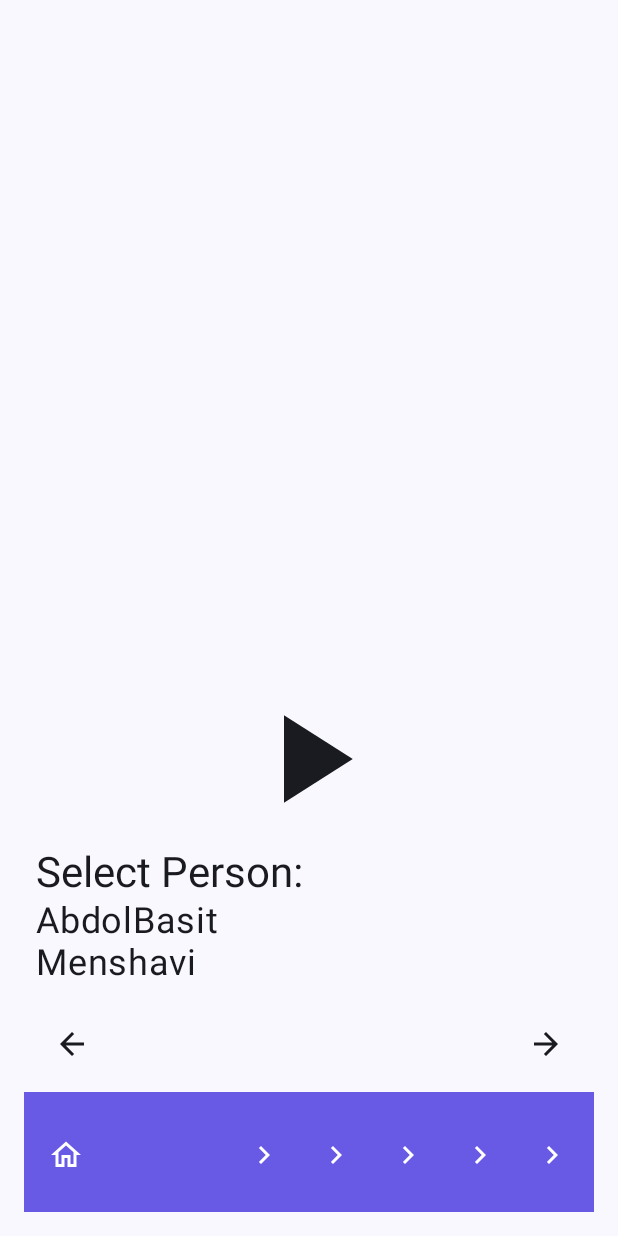
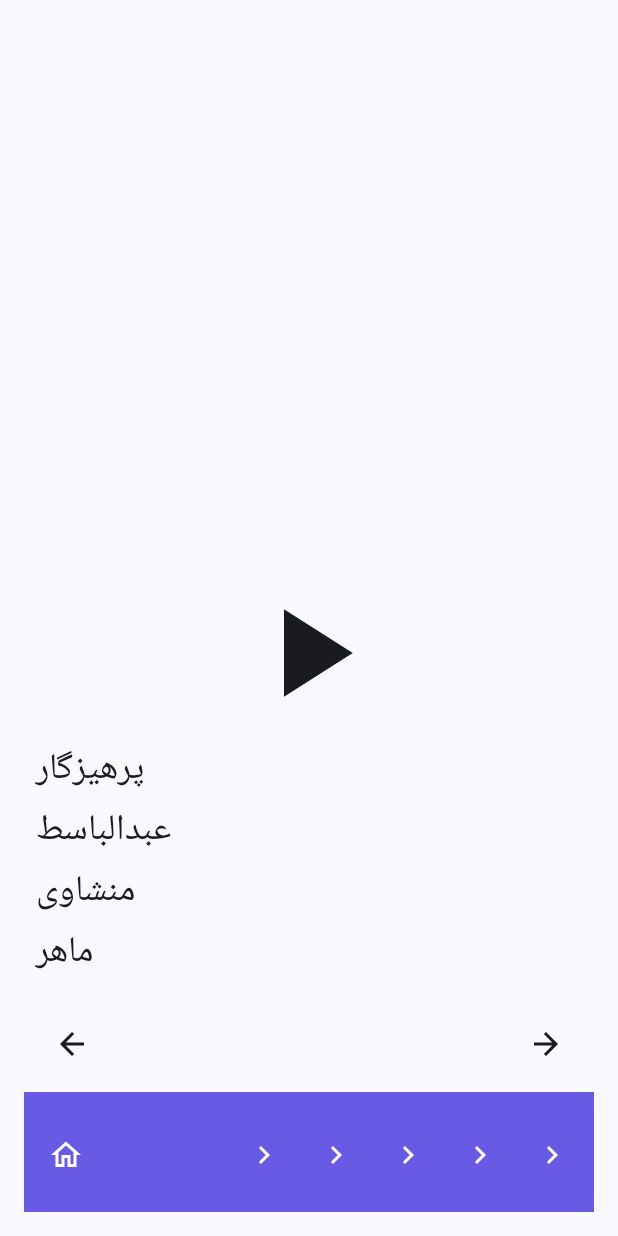
Before and after one commit to Precioux/Quran, an Android app built with Jetpack Compose: the composable Item4Page called with empty values, on a phone screen of 412 x 824 dp. Run offline under Robolectric (Android 15) with nearby library versions, the phone set to English and light mode, and no system bars; libraries missing offline, so code that uses them is left out: com.google.android.exoplayer2.

Commit message:
parhizgar

```diff
--- a/app/src/main/java/com/example/quran/pages/PlayerPage.kt
+++ b/app/src/main/java/com/example/quran/pages/PlayerPage.kt
@@ -58,34 +58,29 @@ fun playSong(soundID:Int, context: Context) {
 
 @Composable
 fun Item4Page(navController: NavController, pageNumber: Int) {
-    val abdolbasit = listOf(
-        R.raw.abdolbasit_217,
-        R.raw.abdolbasit_218,
-        R.raw.abdolbasit_219,
-        R.raw.abdolbasit_220,
-        R.raw.abdolbasit_221,
-        R.raw.abdolbasit_222,
+    val parhizgar = listOf(
+        R.raw.parhizgar
     )
 
-    val menshavi = listOf(
-        R.raw.menshavi_217,
-        R.raw.menshavi_218,
-        R.raw.menshavi_219,
-        R.raw.menshavi_220,
-        R.raw.menshavi_221,
-        R.raw.menshavi_222,
-    )
+//    val abdolbasit = listOf(
+//        R.raw.abdulbasit
+//    )
+
 
     var recMap : HashMap<String, List<Int>?> = HashMap()
-    recMap.put("AbdolBasit", abdolbasit)
-    recMap.put("Menshavi", abdolbasit)
+    recMap.put("پرهیزگار", parhizgar)
+    recMap.put("عبدالباسط", parhizgar)
+    recMap.put("منشاوی", parhizgar)
+    recMap.put("ماهر", parhizgar)
+
+
 
     var reciters = recMap.keys.toList()
 
     var ctx = LocalContext.current
 
     var currentPage by remember { mutableStateOf(pageNumber) }
-    var currentReciter by remember { mutableStateOf(abdolbasit) }
+    var currentReciter by remember { mutableStateOf(parhizgar) }
     var isPlaying by remember { mutableStateOf(false) }
 
     Column(
@@ -121,10 +116,10 @@ fun Item4Page(navController: NavController, pageNumber: Int) {
             verticalArrangement = Arrangement.SpaceBetween
         ) {
             // Person Dropdown
-            Text(
-                text = "Select Person:",
-                style = MaterialTheme.typography.headlineMedium,
-                )
+//            Text(
+//                text = "انتخاب کنید:",
+//                style = MaterialTheme.typography.headlineMedium,
+//                )
             LazyColumn(
                 modifier = Modifier
                     .background(MaterialTheme.colorScheme.background)
```
Also changed, not shown: app/src/main/res/drawable/english_page217.png (deleted), app/src/main/res/drawable/english_page218.png (deleted), app/src/main/res/drawable/english_page219.png (deleted), app/src/main/res/drawable/english_page220.png (deleted), app/src/main/res/drawable/english_page221.png (deleted), app/src/main/res/drawable/english_page222.png (deleted), 13 other files.
